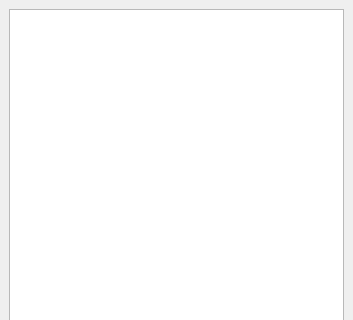
First picture: the form in exp_widgets.ui, repository zclongpop123/asset_exporter, before the edit; both pictures show x 0 to 353 and y 0 to 320 of the 353 by 515 pixel window.
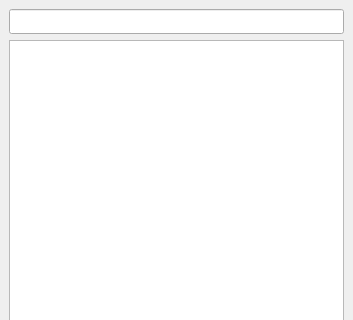
Second picture: the form after the edit.

Commit message: Add load files  by pattrn

The edit to the form file:
```diff
--- a/exp_widgets.ui
+++ b/exp_widgets.ui
@@ -15,6 +15,22 @@
   </property>
   <widget class="QWidget" name="centralwidget">
    <layout class="QVBoxLayout" name="verticalLayout">
+    <item>
+     <widget class="QLineEdit" name="let_pattrn">
+      <property name="minimumSize">
+       <size>
+        <width>0</width>
+        <height>25</height>
+       </size>
+      </property>
+      <property name="font">
+       <font>
+        <family>Consolas</family>
+        <pointsize>10</pointsize>
+       </font>
+      </property>
+     </widget>
+    </item>
     <item>
      <widget class="QListWidget" name="listWidget">
       <property name="font">
```
The commit also changes 1 other file.
